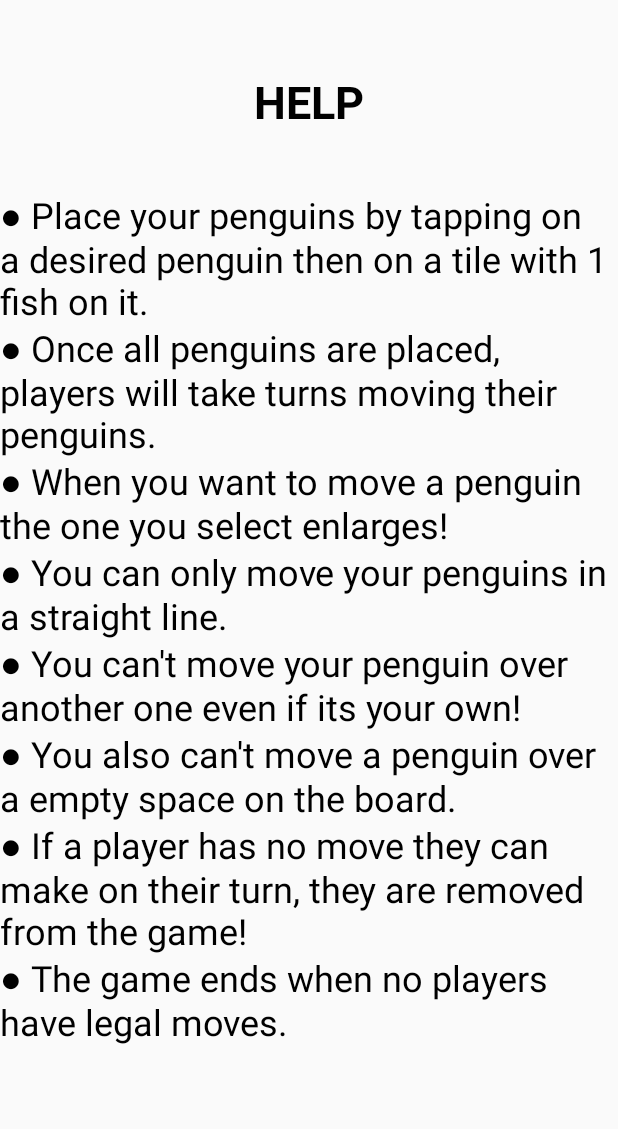
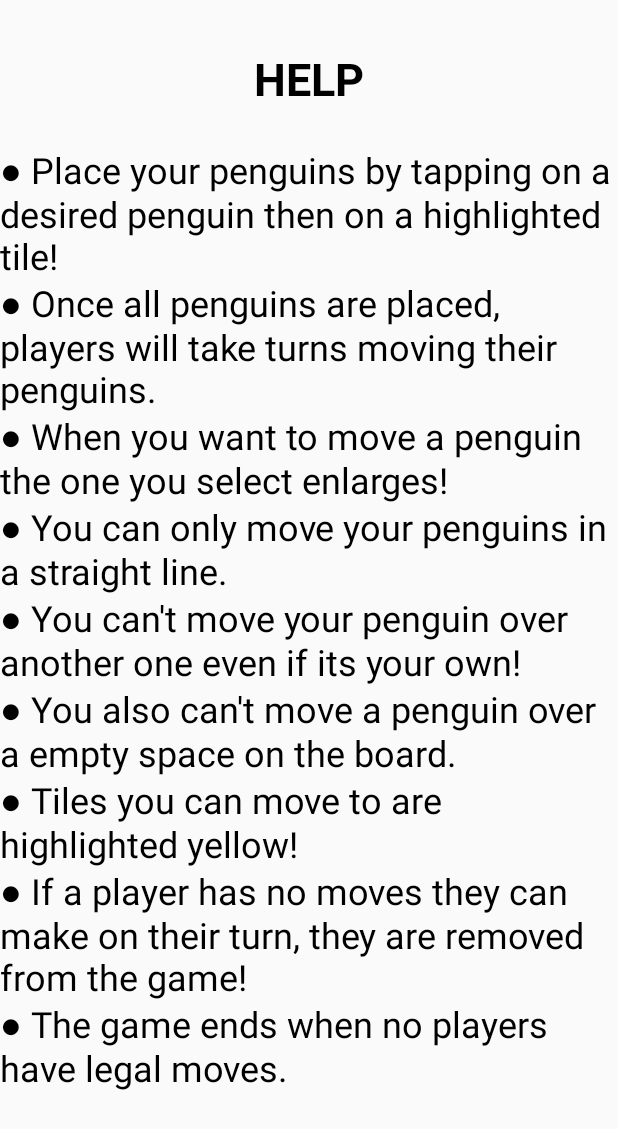
Before and after one commit to sancheky22/Hey_Thats_My_Fish_CS301, an Android app: the layout activity_display_help.xml on its own in the app's theme, with its tools: preview values and no code run, on a phone screen of 412 x 824 dp. Shown: the top 1129 px of the screen. Run offline under Robolectric (Android 15) with nearby library versions, the phone set to English and light mode, and no system bars.

Commit message:
Final Release: Added comment describing features implemented for the Final Release along with an attempt to prevent memory overload crash

```diff
--- a/app/src/main/java/up/edu/heythatsmyfishcs301/fish/FishPlaceView.java
+++ b/app/src/main/java/up/edu/heythatsmyfishcs301/fish/FishPlaceView.java
@@ -181,6 +181,12 @@ public class FishPlaceView extends SurfaceView {
                 canvas.drawText("Player " + (i + 1) + " Pieces", 15, temp - 15, black);
             }
         }
+        // attempt to try to prevent the game from crashing due to Bitmaps causing memory overload
+        // reclaims memory used by bitmaps
+        resizedGreenPenguin.recycle();
+        resizedBluePenguin.recycle();
+        resizedRedPenguin.recycle();
+        resizedOrangePenguin.recycle();
     }
 
 
--- a/app/src/main/java/up/edu/heythatsmyfishcs301/fish/FishView.java
+++ b/app/src/main/java/up/edu/heythatsmyfishcs301/fish/FishView.java
@@ -278,6 +278,12 @@ public class FishView extends SurfaceView {
             bound.bottom += hexHeight * spacing;
             bound.top += hexHeight * spacing;
         }
+        // attempt to try to prevent the game from crashing due to Bitmaps causing memory overload
+        // reclaims memory used by bitmaps
+        resizedGreenPenguin.recycle();
+        resizedBluePenguin.recycle();
+        resizedRedPenguin.recycle();
+        resizedOrangePenguin.recycle();
     }
 
 
--- a/app/src/main/res/layout/activity_display_help.xml
+++ b/app/src/main/res/layout/activity_display_help.xml
@@ -13,13 +13,14 @@
         android:layout_marginTop="8dp"
         android:layout_marginEnd="8dp"
         android:layout_marginBottom="8dp"
-        android:text="\u25CF Place your penguins by tapping on a desired penguin then on a tile with 1 fish on it.
+        android:text="\u25CF Place your penguins by tapping on a desired penguin then on a highlighted tile!
         \n\u25CF Once all penguins are placed, players will take turns moving their penguins.
         \n\u25CF When you want to move a penguin the one you select enlarges!
         \n\u25CF You can only move your penguins in a straight line.
         \n\u25CF You can't move your penguin over another one even if its your own!
         \n\u25CF You also can't move a penguin over a empty space on the board.
-        \n\u25CF If a player has no move they can make on their turn, they are removed from the game!
+        \n\u25CF Tiles you can move to are highlighted yellow!
+        \n\u25CF If a player has no moves they can make on their turn, they are removed from the game!
         \n\u25CF The game ends when no players have legal moves."
         android:textColor="#000000"
         android:textSize="24sp"
```
Also changed, not shown: app/src/main/java/up/edu/heythatsmyfishcs301/fish/FishMainActivity.java (+29 -4 lines).
